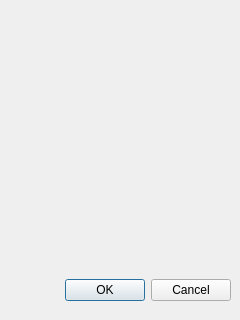
This is src/p8microclimate_gui.ui in iut-ibk/P8Modules as Qt 5 draws it before an edit. The edited form follows.
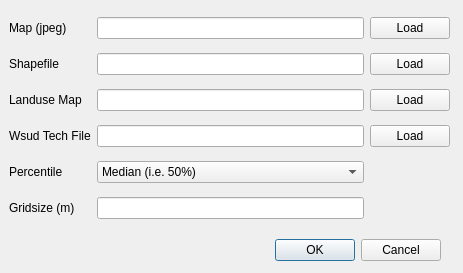
This is the edited form.

Commit message: added new button and lineedit default values

Diff of the .ui file:
```diff
--- a/src/p8microclimate_gui.ui
+++ b/src/p8microclimate_gui.ui
@@ -5,8 +5,8 @@
    <rect>
     <x>0</x>
     <y>0</y>
-    <width>240</width>
-    <height>320</height>
+    <width>463</width>
+    <height>273</height>
    </rect>
   </property>
   <property name="windowTitle">
@@ -15,8 +15,8 @@
   <widget class="QDialogButtonBox" name="buttonBox">
    <property name="geometry">
     <rect>
-     <x>10</x>
-     <y>270</y>
+     <x>220</x>
+     <y>230</y>
      <width>221</width>
      <height>41</height>
     </rect>
@@ -28,6 +28,122 @@
     <set>QDialogButtonBox::Cancel|QDialogButtonBox::Ok</set>
    </property>
   </widget>
+  <widget class="QWidget" name="gridLayoutWidget">
+   <property name="geometry">
+    <rect>
+     <x>9</x>
+     <y>9</y>
+     <width>441</width>
+     <height>221</height>
+    </rect>
+   </property>
+   <layout class="QGridLayout" name="gridLayout">
+    <item row="2" column="3">
+     <widget class="QPushButton" name="pb_landuse">
+      <property name="text">
+       <string>Load</string>
+      </property>
+     </widget>
+    </item>
+    <item row="4" column="1">
+     <widget class="QLabel" name="label_5">
+      <property name="text">
+       <string>Percentile</string>
+      </property>
+     </widget>
+    </item>
+    <item row="0" column="3">
+     <widget class="QPushButton" name="pb_map">
+      <property name="text">
+       <string>Load</string>
+      </property>
+     </widget>
+    </item>
+    <item row="1" column="2">
+     <widget class="QLineEdit" name="le_shape"/>
+    </item>
+    <item row="1" column="3">
+     <widget class="QPushButton" name="pb_shape">
+      <property name="text">
+       <string>Load</string>
+      </property>
+     </widget>
+    </item>
+    <item row="0" column="1">
+     <widget class="QLabel" name="label">
+      <property name="text">
+       <string>Map (jpeg)</string>
+      </property>
+     </widget>
+    </item>
+    <item row="0" column="2">
+     <widget class="QLineEdit" name="le_map"/>
+    </item>
+    <item row="1" column="1">
+     <widget class="QLabel" name="label_2">
+      <property name="text">
+       <string>Shapefile</string>
+      </property>
+     </widget>
+    </item>
+    <item row="2" column="1">
+     <widget class="QLabel" name="label_3">
+      <property name="text">
+       <string>Landuse Map</string>
+      </property>
+     </widget>
+    </item>
+    <item row="2" column="2">
+     <widget class="QLineEdit" name="le_landuse"/>
+    </item>
+    <item row="5" column="2">
+     <widget class="QLineEdit" name="le_gridsize"/>
+    </item>
+    <item row="5" column="1">
+     <widget class="QLabel" name="label_6">
+      <property name="text">
+       <string>Gridsize (m)</string>
+      </property>
+     </widget>
+    </item>
+    <item row="4" column="2">
+     <widget class="QComboBox" name="cmb_perc">
+      <item>
+       <property name="text">
+        <string>Median (i.e. 50%)</string>
+       </property>
+      </item>
+      <item>
+       <property name="text">
+        <string>Median - Stdev (i.e. 20%)</string>
+       </property>
+      </item>
+      <item>
+       <property name="text">
+        <string>Median + Stdev (i.e. 80%)</string>
+       </property>
+      </item>
+     </widget>
+    </item>
+    <item row="3" column="1">
+     <widget class="QLabel" name="label_7">
+      <property name="text">
+       <string>Wsud Tech File</string>
+      </property>
+     </widget>
+    </item>
+    <item row="3" column="2">
+     <widget class="QLineEdit" name="le_WSUDtech"/>
+    </item>
+    <item row="3" column="3">
+     <widget class="QPushButton" name="pb_wsud">
+      <property name="text">
+       <string>Load</string>
+      </property>
+     </widget>
+    </item>
+   </layout>
+  </widget>
  </widget>
  <resources/>
  <connections>
```
Left out of the diff: 7 changed lines with no effect on the pictures. The commit also changes 2 other files.
